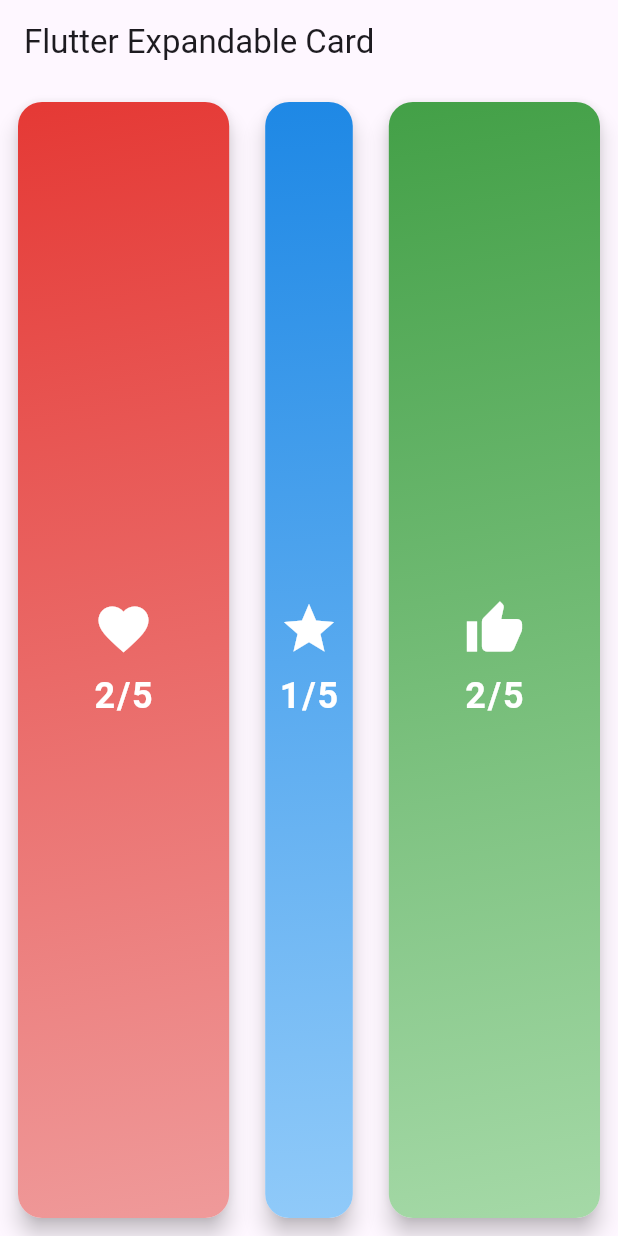
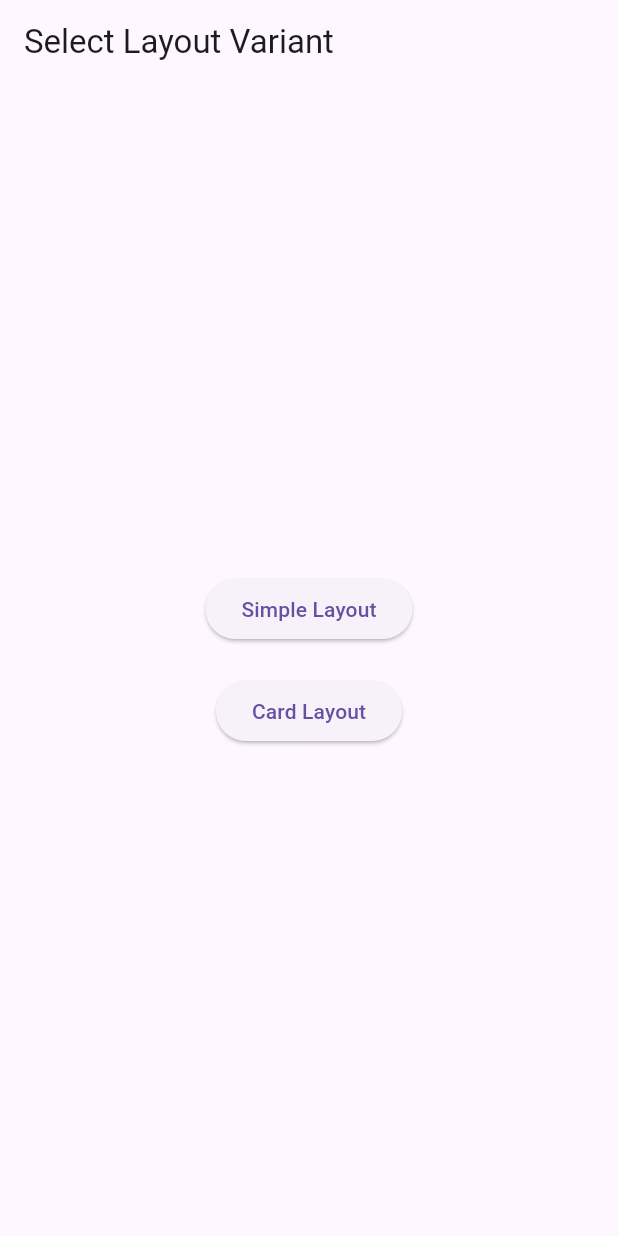
Before and after one commit to Pankaj-Suthar-25/flutter_expandable_card, a Flutter app: the screen it shows after launch, on a phone screen of 412 x 824 dp. Run offline on Flutter 3.47's test engine with Material 3 defaults, Android fonts, the phone set to English and light mode, and no system bars.

Commit message:
Select layout variant

```diff
--- a/lib/main.dart
+++ b/lib/main.dart
@@ -15,14 +15,68 @@ class MyApp extends StatelessWidget {
         primarySwatch: Colors.blue,
         useMaterial3: true,
       ),
-      home: Scaffold(
-        appBar: AppBar(
-          title: Text('Flutter Expandable Card'),
-        ),
-        body: Center(
-          child: ExpandedRowFlexLayoutVariant(),
+      home: HomeScreen(),
+    );
+  }
+}
+
+class HomeScreen extends StatelessWidget {
+  const HomeScreen({super.key});
+
+  void _navigateTo(BuildContext context, Widget screen) {
+    Navigator.of(context).push(
+      MaterialPageRoute(builder: (_) => screen),
+    );
+  }
+
+  @override
+  Widget build(BuildContext context) {
+    return Scaffold(
+      appBar: AppBar(title: const Text('Select Layout Variant')),
+      body: Center(
+        child: Column(
+          mainAxisSize: MainAxisSize.min,
+          children: [
+            ElevatedButton(
+              onPressed: () => _navigateTo(context, const SimpleLayoutScreen()),
+              child: const Text('Simple Layout'),
+            ),
+            const SizedBox(height: 20),
+            ElevatedButton(
+              onPressed: () => _navigateTo(context, const CardLayoutScreen()),
+              child: const Text('Card Layout'),
+            ),
+          ],
         ),
       ),
+    );
+  }
+}
+
+class SimpleLayoutScreen extends StatelessWidget {
+  const SimpleLayoutScreen({super.key});
+
+  @override
+  Widget build(BuildContext context) {
+    return Scaffold(
+      appBar: AppBar(
+        title: const Text('Simple Layout'),
+      ),
+      body: const Center(child: ExpandedRowFlexLayout()),
+    );
+  }
+}
+
+class CardLayoutScreen extends StatelessWidget {
+  const CardLayoutScreen({super.key});
+
+  @override
+  Widget build(BuildContext context) {
+    return Scaffold(
+      appBar: AppBar(
+        title: const Text('Card Layout'),
+      ),
+      body: const Center(child: ExpandedRowFlexLayoutVariant()),
     );
   }
 }
```
